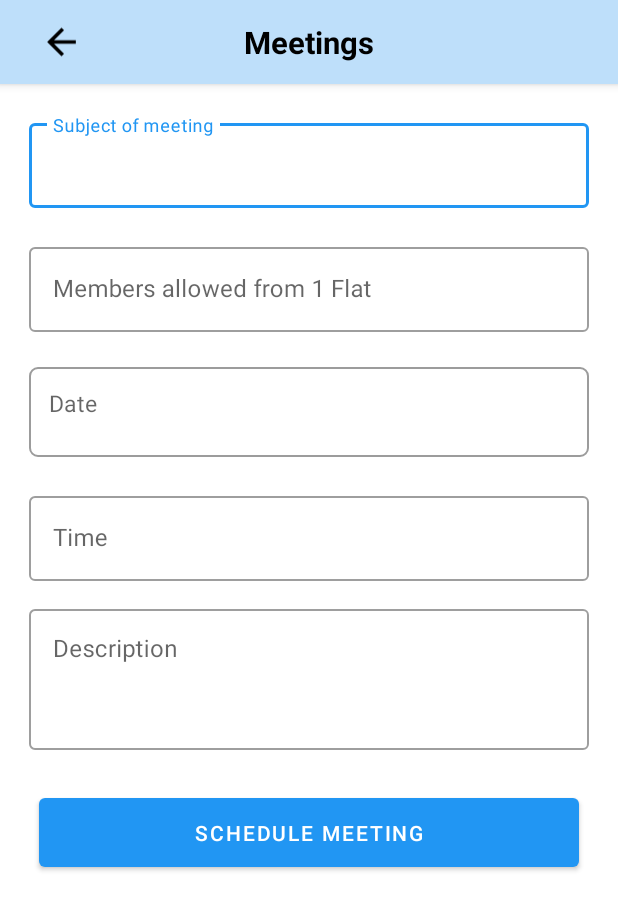
After one commit to harishtaskar/Society-Management-app, an Android app: the CommitteeM_MeetingsPage screen opened directly, with no data from a screen before it, on a phone screen of 412 x 824 dp. The commit adds this screen. Shown: the top 910 px of the screen. Run offline under Robolectric (Android 15) with nearby library versions, the phone set to English and light mode, and no system bars; our stand-ins replace sdp/ssp sizes.

Commit message:
21032023 morning

```diff
--- a/app/src/main/AndroidManifest.xml
+++ b/app/src/main/AndroidManifest.xml
@@ -14,6 +14,9 @@
         android:supportsRtl="true"
         android:theme="@style/Theme.NewGenSociety"
         tools:targetApi="31">
+        <activity
+            android:name=".CommitteeM_MeetingsPage"
+            android:exported="false" />
         <activity
             android:name=".Committee_show_maintainance"
             android:exported="false" />
--- /dev/null
+++ b/app/src/main/java/com/example/newgensociety/CommitteeM_MeetingsPage.java
@@ -0,0 +1,76 @@
+package com.example.newgensociety;
+
+import androidx.appcompat.app.AppCompatActivity;
+
+import android.content.Intent;
+import android.os.Bundle;
+import android.view.View;
+import android.widget.Button;
+import android.widget.EditText;
+import android.widget.ImageButton;
+import android.widget.ImageView;
+import android.widget.TextView;
+import android.widget.Toast;
+
+public class CommitteeM_MeetingsPage extends AppCompatActivity {
+
+    ImageView Back;
+    EditText Subject, No_of_Members, Time, Description;
+    TextView Date;
+    Button Schedule_Meetings;
+
+
+
+    @Override
+    protected void onCreate(Bundle savedInstanceState) {
+        super.onCreate(savedInstanceState);
+        setContentView(R.layout.activity_committee_mmeetings_page);
+        Back = findViewById(R.id.meeting_btnback);
+        Subject = findViewById(R.id.Committee_Meetings_Subject);
+        No_of_Members = findViewById(R.id.Committee_Meetings_No_of_Members);
+        Time = findViewById(R.id.Committee_Meetings_time);
+        Date = findViewById(R.id.Committee_Meetings_date);
+        Description = findViewById(R.id.Committee_Meetings_Description);
+        Schedule_Meetings = findViewById(R.id.Schedule_Meeting);
+        Back.setOnClickListener(new View.OnClickListener() {
+            @Override
+            public void onClick(View view) {
+                Intent intent = new Intent(CommitteeM_MeetingsPage.this,CommitteeM_HomePage.class);
+                startActivity(intent);
+            }
+        });
+        Schedule_Meetings.setOnClickListener(new View.OnClickListener() {
+            @Override
+            public void onClick(View view) {
+
+                if(Subject.getText().toString().length() == 0){
+                    Subject.setError("Subject can't be Empty");
+                    Toast.makeText(getApplicationContext(),"Subject Can't be Empty", Toast.LENGTH_SHORT).show();
+                    return;
+                }
+                if(No_of_Members.getText().toString().length() == 0){
+                    No_of_Members.setError("Field can't be Empty");
+                    Toast.makeText(getApplicationContext(),"Field Can't be Empty", Toast.LENGTH_SHORT).show();
+                    return;
+                }
+                if(Date.getText().toString().length() == 0){
+                    Date.setError("Select Date");
+                    Toast.makeText(getApplicationContext(),"Select Date", Toast.LENGTH_SHORT).show();
+                    return;
+                }
+                if(Time.getText().toString().length() == 0){
+                    Time.setError("Time can't be empty");
+                    Toast.makeText(getApplicationContext(),"Time can't be empty", Toast.LENGTH_SHORT).show();
+                    return;
+                }
+                if(Description.getText().toString().length() == 0){
+                    Description.setError("Description can't be Empty");
+                    Toast.makeText(getApplicationContext(),"Description Can't be Empty", Toast.LENGTH_SHORT).show();
+                    return;
+                }
+
+            }
+        });
+
+    }
+}
--- a/app/src/main/java/com/example/newgensociety/committee_registration_page.java
+++ b/app/src/main/java/com/example/newgensociety/committee_registration_page.java
@@ -254,6 +254,9 @@ public class committee_registration_page extends AppCompatActivity {
                 password = String.valueOf(Password.getText());
                 conpassword = String.valueOf(ConPassword.getText());
 
+                Intent intent2 = new Intent(getApplicationContext(),CommitteeM_HomePage.class);
+                intent2.putExtra("CM_email",email);
+
                 if (TextUtils.isEmpty(email)) {
                     Toast.makeText(committee_registration_page.this, "Enter Email", Toast.LENGTH_SHORT).show();
                     return;
@@ -320,6 +323,8 @@ public class committee_registration_page extends AppCompatActivity {
                 String contact = Contact.getText().toString();
                 Integer cm_id = new Integer(Cm_id);
 
+
+
                 Map<String,Object> cm_member = new HashMap<>();
                 cm_member.put("Society_name", societyName);
                 cm_member.put("Address", Address);
--- /dev/null
+++ b/app/src/main/res/layout/activity_committee_mmeetings_page.xml
@@ -0,0 +1,152 @@
+<?xml version="1.0" encoding="utf-8"?>
+<LinearLayout xmlns:android="http://schemas.android.com/apk/res/android"
+    xmlns:app="http://schemas.android.com/apk/res-auto"
+    xmlns:tools="http://schemas.android.com/tools"
+    android:layout_width="match_parent"
+    android:layout_height="match_parent"
+    android:background="@color/white"
+    android:orientation="vertical"
+    tools:context=".CommitteeM_MeetingsPage">
+
+    <Toolbar
+        android:layout_width="match_parent"
+        android:layout_height="56dp"
+        android:id="@+id/toolbar1"
+        android:gravity="center"
+        android:elevation="4dp"
+        android:paddingLeft="20dp"
+        android:background="#BEDFFA"
+        android:theme="@style/ThemeOverlay.AppCompat.Dark.ActionBar"
+        android:popupTheme="@style/ThemeOverlay.AppCompat.Light"
+        >
+        <TextView
+            android:layout_width="wrap_content"
+            android:layout_height="wrap_content"
+            android:text="Meetings"
+            android:textSize="@dimen/_16sdp"
+            android:textStyle="bold"
+            android:layout_gravity="center"
+            android:textColor="@color/black"/>
+
+        <ImageView
+            android:id="@+id/meeting_btnback"
+            android:layout_width="50dp"
+            android:background="#BEDFFA"
+            android:layout_height="56dp"
+            android:padding="@dimen/_8sdp"
+            android:layout_gravity="left"
+            android:src="@drawable/baseline_arrow_back_24"/>
+    </Toolbar>
+
+    <LinearLayout
+        android:layout_width="match_parent"
+        android:layout_height="match_parent"
+        android:paddingLeft="@dimen/_15sdp"
+        android:paddingRight="@dimen/_15sdp"
+        android:orientation="vertical">
+
+    <com.google.android.material.textfield.TextInputLayout
+        android:layout_width="match_parent"
+        android:layout_height="wrap_content"
+        android:hint="Subject of meeting"
+        android:layout_marginTop="@dimen/_16sdp"
+
+        style="@style/Widget.MaterialComponents.TextInputLayout.OutlinedBox"
+        >
+        <com.google.android.material.textfield.TextInputEditText
+            android:layout_width="match_parent"
+            android:layout_height="wrap_content"
+            android:id="@+id/Committee_Meetings_Subject"
+            android:inputType="text"/>
+
+    </com.google.android.material.textfield.TextInputLayout>
+
+
+
+    <com.google.android.material.textfield.TextInputLayout
+        android:layout_width="match_parent"
+        android:layout_height="wrap_content"
+        android:hint="Members allowed from 1 Flat"
+        android:layout_marginTop="@dimen/_16sdp"
+        style="@style/Widget.MaterialComponents.TextInputLayout.OutlinedBox"
+        >
+        <com.google.android.material.textfield.TextInputEditText
+            android:layout_width="match_parent"
+            android:layout_height="wrap_content"
+            android:id="@+id/Committee_Meetings_No_of_Members"
+            android:inputType="numberDecimal"/>
+
+    </com.google.android.material.textfield.TextInputLayout>
+
+    <TextView
+        android:layout_width="match_parent"
+        android:layout_height="60dp"
+        android:padding="@dimen/_10sdp"
+        android:layout_marginTop="@dimen/_18sdp"
+        android:id="@+id/Committee_Meetings_date"
+        android:hint="Date"
+        android:textSize="@dimen/_12sdp"
+        android:textColor="@color/black"
+        android:background="@drawable/custom_edittext2">
+
+
+    </TextView>
+
+        <com.google.android.material.textfield.TextInputLayout
+            android:layout_width="match_parent"
+            android:layout_height="wrap_content"
+            android:hint="Time"
+            android:layout_marginTop="@dimen/_16sdp"
+            style="@style/Widget.MaterialComponents.TextInputLayout.OutlinedBox"
+            >
+            <com.google.android.material.textfield.TextInputEditText
+                android:layout_width="match_parent"
+                android:layout_height="wrap_content"
+                android:id="@+id/Committee_Meetings_time"
+                android:inputType="time"/>
+
+        </com.google.android.material.textfield.TextInputLayout>
+
+    <com.google.android.material.textfield.TextInputLayout
+        android:layout_width="match_parent"
+        android:layout_height="wrap_content"
+        android:hint="@string/massage"
+        android:layout_marginTop="@dimen/_10sdp"
+        style="@style/Widget.MaterialComponents.TextInputLayout.OutlinedBox"
+        >
+        <com.google.android.material.textfield.TextInputEditText
+            android:layout_width="match_parent"
+            android:layout_height="match_parent"
+            android:lines="3"
+            android:gravity="top"
+            android:layout_marginTop="@dimen/_10sdp"
+            android:hint="Description"
+            android:id="@+id/Committee_Meetings_Description"
+            android:overScrollMode="always"
+            android:scrollbarStyle="insideInset"
+            android:scrollHorizontally="false"
+            android:scrollbars="vertical"
+            android:inputType="textMultiLine"/>
+    </com.google.android.material.textfield.TextInputLayout>
+
+
+    <Button
+        android:id="@+id/Schedule_Meeting"
+        android:layout_width="match_parent"
+        android:layout_height="wrap_content"
+        android:paddingStart="@dimen/_20sdp"
+        android:paddingEnd="@dimen/_20sdp"
+        android:layout_marginTop="@dimen/_20sdp"
+        android:layout_marginEnd="@dimen/_5sdp"
+        android:layout_gravity="right"
+        android:paddingTop="@dimen/_10sdp"
+        android:paddingBottom="@dimen/_10sdp"
+        android:layout_marginStart="@dimen/_5sdp"
+        android:text="Schedule Meeting"
+        android:layout_marginRight="@dimen/_10sdp" />
+
+
+
+    </LinearLayout>
+
+</LinearLayout>
--- /dev/null
+++ b/app/src/main/res/values/ids.xml
@@ -0,0 +1,4 @@
+<?xml version="1.0" encoding="utf-8"?>
+<resources>
+    <item name="Committee_Maintenance_RG_discount" type="id" />
+</resources>
--- a/app/src/main/res/values/strings.xml
+++ b/app/src/main/res/values/strings.xml
@@ -19,6 +19,7 @@
     <string name="maintenence">Maintenence</string>
     <string name="pay_your_maintenance_before_due_and_get">Pay Your Maintenance Before Due And Get</string>
     <string name="flat_number">Flat Number :</string>
+    <string name="flat_no">Flat No</string>
     <string-array name="array_indian_states">
         <item>Select Your State</item>
         <item>Andaman and Nicobar Islands</item>
```
Also changed, not shown: app/src/main/java/com/example/newgensociety/CommitteeM_HomePage.java (+76 -4 lines), app/src/main/java/com/example/newgensociety/CommitteeM_MaintenancePage.java (+9 -0 lines), app/src/main/java/com/example/newgensociety/WhatsAppAccessibilityService.java (added, +52 -0 lines), app/src/main/res/layout/activity_committee_mhome_page.xml (+20 -21 lines), app/src/main/res/layout/activity_committee_mmaintenance_page.xml (+5 -3 lines), app/src/main/res/layout/cm_maintenance_recycle_layout.xml (+9 -7 lines).
